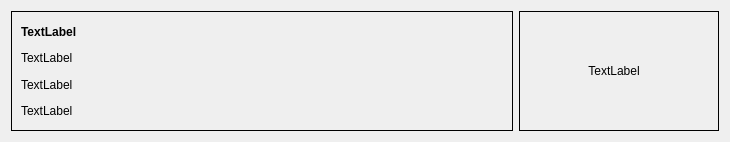
This is ui/order_item_widget.ui in Leevandr/demo_final as Qt 5 draws it before an edit. The edited form follows.
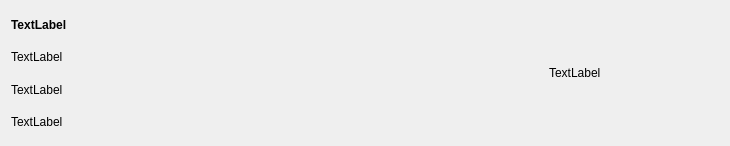
This is the edited form.

Diff of the .ui file:
```diff
--- a/ui/order_item_widget.ui
+++ b/ui/order_item_widget.ui
@@ -7,7 +7,7 @@
     <x>0</x>
     <y>0</y>
     <width>730</width>
-    <height>142</height>
+    <height>146</height>
    </rect>
   </property>
   <property name="windowTitle">
@@ -19,14 +19,7 @@
      <item>
       <layout class="QHBoxLayout" name="horizontalLayout_2">
        <item>
-        <widget class="QFrame" name="frame_left">
-         <property name="frameShape">
-          <enum>QFrame::Box</enum>
-         </property>
-         <property name="frameShadow">
-          <enum>QFrame::Plain</enum>
-         </property>
-         <layout class="QVBoxLayout" name="left_layout">
+        <layout class="QVBoxLayout" name="verticalLayout_2">
           <item>
            <widget class="QLabel" name="label_articul">
             <property name="font">
@@ -62,23 +55,7 @@
            </widget>
           </item>
          </layout>
-        </widget>
        </item>
-       <item>
-        <widget class="QFrame" name="frame_right">
-         <property name="maximumSize">
-          <size>
-           <width>200</width>
-           <height>16777215</height>
-          </size>
-         </property>
-         <property name="frameShape">
-          <enum>QFrame::Box</enum>
-         </property>
-         <property name="frameShadow">
-          <enum>QFrame::Plain</enum>
-         </property>
-         <layout class="QVBoxLayout" name="right_layout">
           <item>
            <widget class="QLabel" name="label_delivery_date">
             <property name="maximumSize">
@@ -87,15 +64,9 @@
               <height>16777215</height>
              </size>
             </property>
-            <property name="alignment">
-             <set>Qt::AlignCenter</set>
-            </property>
             <property name="text">
              <string>TextLabel</string>
             </property>
-           </widget>
-          </item>
-         </layout>
         </widget>
        </item>
       </layout>
```
Lines whose indentation alone changed are shown as unchanged.
